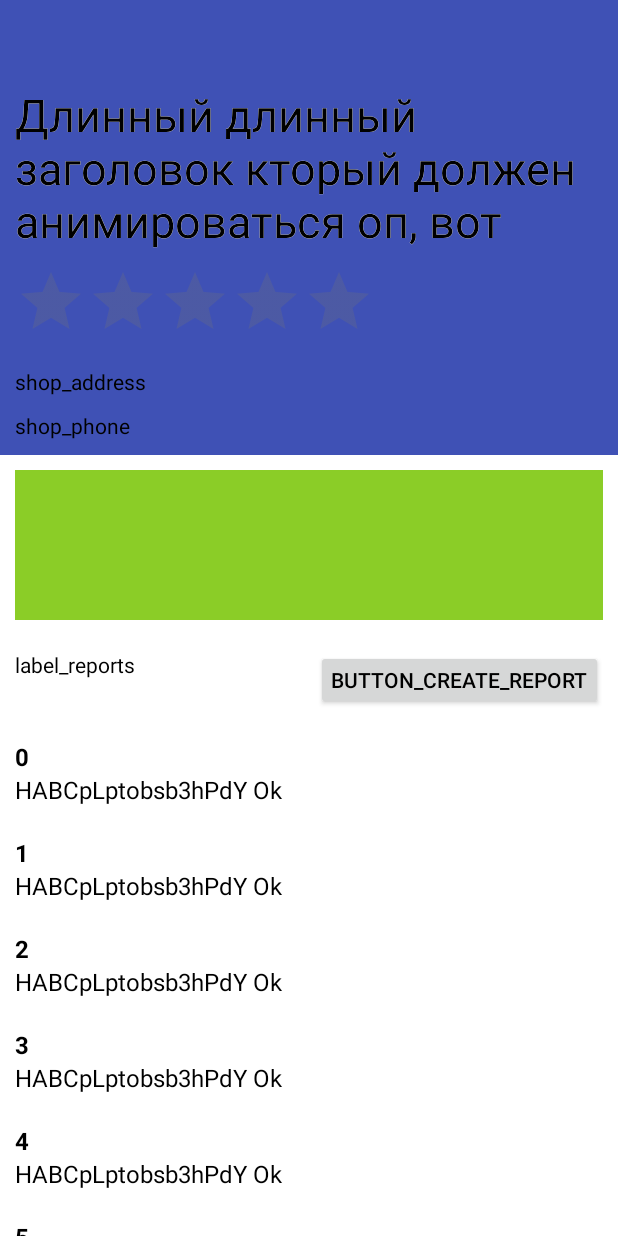
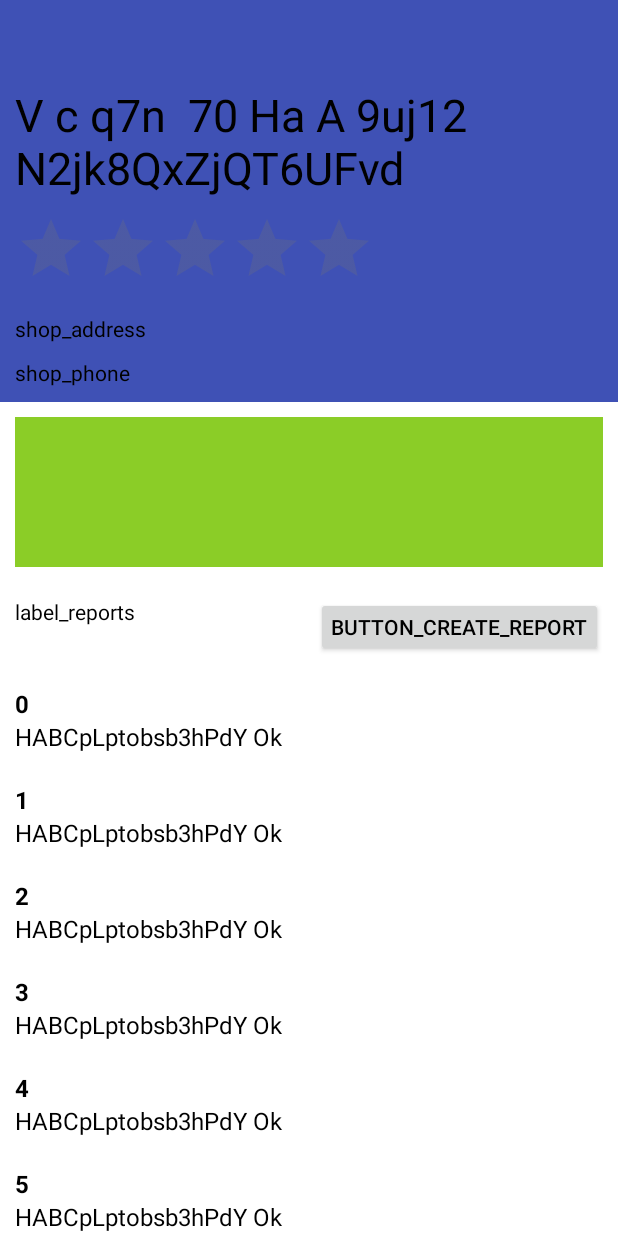
Before and after one commit to AHTOH108/ExampleProject, an Android app: the CustomBehaviorActivity screen opened directly, with no data from a screen before it, on a phone screen of 412 x 824 dp. Run offline under Robolectric (Android 15) with nearby library versions, the phone set to English and light mode, and no system bars; plain views replace CustomMapView.

Commit message:
работа с CustomBehavior

```diff
--- a/app/src/main/AndroidManifest.xml
+++ b/app/src/main/AndroidManifest.xml
@@ -1,6 +1,10 @@
 <?xml version="1.0" encoding="utf-8"?>
 <manifest xmlns:android="http://schemas.android.com/apk/res/android"
     package="com.novsu.antonivanov.exampleproject">
+
+    <uses-permission android:name="android.permission.INTERNET" />
+    <uses-permission android:name="android.permission.ACCESS_NETWORK_STATE" />
+    <uses-permission android:name="android.permission.ACCESS_WIFI_STATE" />
 
     <application
         android:allowBackup="true"
--- a/app/src/main/java/com/novsu/antonivanov/exampleproject/CustomBehavior/CustomBehaviorActivity.java
+++ b/app/src/main/java/com/novsu/antonivanov/exampleproject/CustomBehavior/CustomBehaviorActivity.java
@@ -1,13 +1,19 @@
 package com.novsu.antonivanov.exampleproject.CustomBehavior;
 
+import android.graphics.PorterDuff;
+import android.graphics.drawable.Drawable;
 import android.support.v4.app.Fragment;
 import android.support.v4.app.FragmentManager;
+import android.support.v4.content.ContextCompat;
 import android.support.v7.app.AppCompatActivity;
 import android.os.Bundle;
+import android.support.v7.widget.Toolbar;
 
 import com.novsu.antonivanov.exampleproject.R;
 
 public class CustomBehaviorActivity extends AppCompatActivity {
+
+    private Toolbar mToolbar;
 
     @Override
     protected void onCreate(Bundle savedInstanceState) {
@@ -27,4 +33,19 @@ public class CustomBehaviorActivity extends AppCompatActivity {
         }
 
     }
+
+    public void setupToolbar(Toolbar toolbar) {
+        mToolbar = toolbar;
+
+        if (mToolbar != null) {
+            setSupportActionBar(mToolbar);
+        }
+
+        if (getSupportActionBar() != null) {
+            getSupportActionBar().setDisplayHomeAsUpEnabled(true);
+           // final Drawable upArrow = ContextCompat.getDrawable(this, R.drawable.abc_ic_ab_back_mtrl_am_alpha);
+           // upArrow.setColorFilter(ContextCompat.getColor(this, R.color.color_black), PorterDuff.Mode.SRC_ATOP);
+           // getSupportActionBar().setHomeAsUpIndicator(upArrow);
+        }
+    }
 }
--- a/app/src/main/java/com/novsu/antonivanov/exampleproject/CustomBehavior/CustomBehaviorFragment.java
+++ b/app/src/main/java/com/novsu/antonivanov/exampleproject/CustomBehavior/CustomBehaviorFragment.java
@@ -5,9 +5,11 @@ import android.os.Bundle;
 import android.support.v4.app.Fragment;
 import android.support.v7.widget.GridLayoutManager;
 import android.support.v7.widget.RecyclerView;
+import android.support.v7.widget.Toolbar;
 import android.view.LayoutInflater;
 import android.view.View;
 import android.view.ViewGroup;
+import android.widget.TextView;
 
 import com.novsu.antonivanov.exampleproject.Adapters.SimpleRVAdapter;
 import com.novsu.antonivanov.exampleproject.Base.BaseFragment;
@@ -38,6 +40,9 @@ public class CustomBehaviorFragment extends BaseFragment {
     }
 
     private RecyclerView mRecyclerView;
+    private TextView mShopName;
+    private TextView mShopNameBeh;
+    private Toolbar mToolbar;
 
     private SimpleRVAdapter adapter;
 
@@ -48,11 +53,22 @@ public class CustomBehaviorFragment extends BaseFragment {
 
     @Override
     protected void onCreateView(View view) {
+        Toolbar mToolbar = (Toolbar) view.findViewById(R.id.toolbar);
         adapter = new SimpleRVAdapter(getActivity(), GenerateData.getListObject(20));
         mRecyclerView = (RecyclerView) view.findViewById(R.id.recyclerView);
         GridLayoutManager layoutManager = new GridLayoutManager(getActivity(), 1);
         mRecyclerView.setAdapter(adapter);
         mRecyclerView.setLayoutManager(layoutManager);
+        mShopName = (TextView) view.findViewById(R.id.shop_name);
+        mShopName.setVisibility(View.INVISIBLE);
+        mShopNameBeh = (TextView) view.findViewById(R.id.point_name_behavior);
+        setTextBehavior();
+        view.findViewById(R.id.button_create_report).setOnClickListener(new View.OnClickListener() {
+            @Override
+            public void onClick(View v) {
+                setTextBehavior();
+            }
+        });
     }
 
     @Override
@@ -64,4 +80,23 @@ public class CustomBehaviorFragment extends BaseFragment {
     protected void onLoadInstanceState(Bundle savedInstanceState) {
 
     }
+
+    @Override
+    public void onActivityCreated(Bundle savedInstanceState) {
+        super.onActivityCreated(savedInstanceState);
+
+        if (CustomBehaviorActivity.class.isInstance(getActivity())) {
+            ((CustomBehaviorActivity) getActivity()).setupToolbar(mToolbar);
+        }
+    }
+
+    private void setTextBehavior() {
+        String str = GenerateData.getRandomStringInSpace(40);
+        if (mShopName != null) {
+            mShopName.setText(str);
+        }
+        if (mShopNameBeh != null) {
+            mShopNameBeh.setText(str);
+        }
+    }
 }
--- a/app/src/main/java/com/novsu/antonivanov/exampleproject/utils/GenerateData.java
+++ b/app/src/main/java/com/novsu/antonivanov/exampleproject/utils/GenerateData.java
@@ -11,6 +11,7 @@ import java.util.Random;
 public class GenerateData {
 
     private static final String ALLOWED_CHARACTERS = "0123456789qwertyuiopasdfghjklzxcvbnm QWERTYUIOPASDFGHJKLZXCVBNM";
+    private static final String ALLOWED_CHARACTERS_SPACE = "0 1 2 3 4 5 6 7 8 9 qwerty uiopa sdfgh jklzx cvbnm QWERTY UIOPAS DFGHJK LZXCVBNM";
 
     public static String getRandomString(final int sizeOfRandomString) {
         final Random random = new Random();
@@ -26,4 +27,12 @@ public class GenerateData {
             list.add(new BaseObject(i, getRandomString(20)));
         return list;
     }
+
+    public static String getRandomStringInSpace(final int sizeOfRandomString) {
+        final Random random = new Random();
+        final StringBuilder sb = new StringBuilder(sizeOfRandomString);
+        for (int i = 0; i < sizeOfRandomString; ++i)
+            sb.append(ALLOWED_CHARACTERS_SPACE.charAt(random.nextInt(ALLOWED_CHARACTERS_SPACE.length())));
+        return sb.toString();
+    }
 }
--- a/app/src/main/res/layout/fragment_custom_behavior.xml
+++ b/app/src/main/res/layout/fragment_custom_behavior.xml
@@ -39,7 +39,8 @@
                     android:layout_width="match_parent"
                     android:layout_height="wrap_content"
                     android:layout_marginBottom="10dp"
-                    android:text="Длинный длинный заголовок кторый должен анимироваться оп, вот"
+                    android:paddingLeft="10dp"
+                    android:paddingRight="30dp"
                     android:textColor="@color/color_white"
                     app:layout_behavior="com.novsu.antonivanov.exampleproject.CustomBehavior.TitleTextBehavior"
                     android:textSize="30dp" />
@@ -103,7 +104,8 @@
         android:layout_height="wrap_content"
         android:layout_marginTop="?attr/actionBarSize"
         android:paddingLeft="10dp"
-        android:text="Длинный длинный заголовок кторый должен анимироваться оп, вот"
+        android:paddingRight="30dp"
+        android:text="weigfohnrobn bjjsb dfjsdb fi bsd ifbwe bfs k;je bfkaej b"
         android:textSize="30sp"
         app:layout_behavior="com.novsu.antonivanov.exampleproject.CustomBehavior.TitleTextBehavior" />
 
--- a/app/src/main/res/values/strings.xml
+++ b/app/src/main/res/values/strings.xml
@@ -7,6 +7,9 @@
     <string name="button_go_custom_behavior">CustomBehavior</string>
     <string name="button_go_notification">Notification</string>
 
+    <string name="html_script_1">q</string>
+
+
     <!-- TODO: Remove or change this placeholder text -->
     <string name="hello_blank_fragment">Hello blank fragment</string>
 
```
Also changed, not shown: 1 other file.
